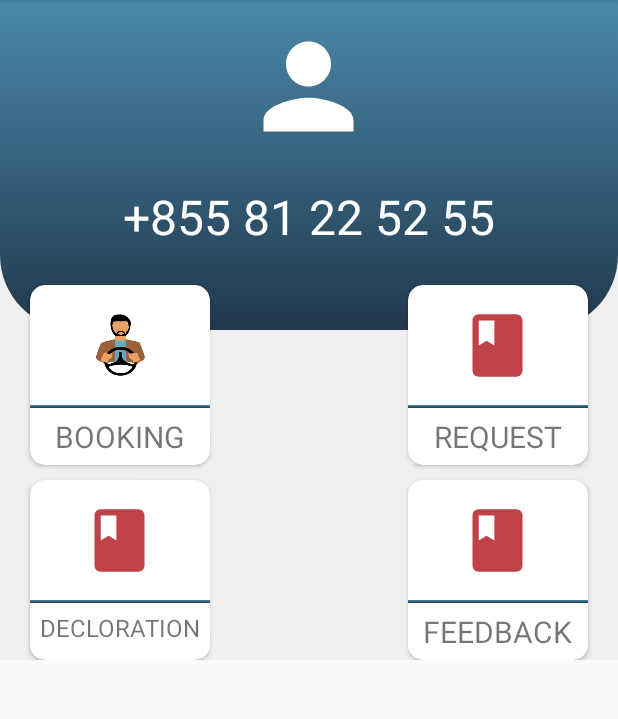
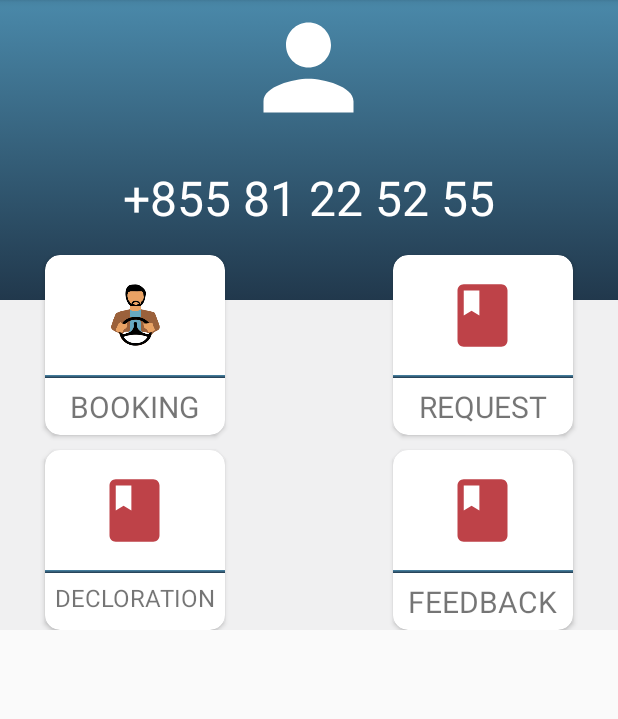
Before and after one commit to VuthyVey/WorkPlease, an Android app: the Homepage screen opened directly, with no data from a screen before it, on a phone screen of 412 x 824 dp, the part 84-803 px from its top. Run offline under Robolectric (Android 15) with nearby library versions, the phone set to English and light mode, and no system bars.

Commit message:
homepage3

```diff
--- a/app/src/main/java/com/example/vuthy/workplease/Homepage.java
+++ b/app/src/main/java/com/example/vuthy/workplease/Homepage.java
@@ -1,13 +1,28 @@
 package com.example.vuthy.workplease;
 
+import android.content.Intent;
 import android.support.v7.app.AppCompatActivity;
 import android.os.Bundle;
+import android.support.v7.widget.CardView;
+import android.view.View;
 
 public class Homepage extends AppCompatActivity {
 
+    private CardView booking;
+    private Intent intent;
     @Override
     protected void onCreate(Bundle savedInstanceState) {
         super.onCreate(savedInstanceState);
         setContentView(R.layout.activity_homepage);
+
+        booking = (CardView) findViewById(R.id.booking_home);
+
+        booking.setOnClickListener(new View.OnClickListener() {
+            @Override
+            public void onClick(View view) {
+                intent = new Intent(Homepage.this, CreateBooking.class);
+                startActivity(intent);
+            }
+        });
     }
 }
--- a/app/src/main/res/layout/activity_homepage.xml
+++ b/app/src/main/res/layout/activity_homepage.xml
@@ -10,6 +10,7 @@
     <ScrollView
         android:layout_width="match_parent"
         android:layout_height="match_parent">
+
         <RelativeLayout
             android:layout_width="match_parent"
             android:layout_height="match_parent"
@@ -18,57 +19,58 @@
 
             <LinearLayout
                 android:layout_width="match_parent"
-            android:layout_height="220dp"
-            android:orientation="vertical"
-            android:background="@drawable/background_homepage">
+                android:layout_height="200dp"
+                android:background="@drawable/background_color"
+                android:orientation="vertical">
 
                 <ImageView
                     android:layout_width="90dp"
                     android:layout_height="90dp"
                     android:layout_gravity="center"
-                android:src="@drawable/ic_person_black_24dp"
-                android:layout_marginTop="10dp"/>
+                    android:src="@drawable/ic_person_black_24dp" />
 
                 <TextView
                     android:layout_width="wrap_content"
                     android:layout_height="wrap_content"
-                android:text="+855 81 22 52 55"
                     android:layout_gravity="center"
                     android:layout_marginTop="20dp"
-                android:textSize="32sp"
-                android:textColor="#ffffff"/>
+                    android:text="+855 81 22 52 55"
+                    android:textColor="#ffffff"
+                    android:textSize="32sp" />
 
             </LinearLayout>
 
             <android.support.v7.widget.CardView
                 android:layout_width="120dp"
                 android:layout_height="120dp"
-            android:layout_marginTop="190dp"
                 android:layout_alignParentStart="true"
-            android:layout_marginHorizontal="20dp"
+                android:layout_marginHorizontal="30dp"
+                android:layout_marginTop="170dp"
                 app:cardCornerRadius="10dp"
-            >
+                android:id="@+id/booking_home">
+
                 <ImageView
                     android:layout_width="50dp"
                     android:layout_height="50dp"
-                android:src="@drawable/book"
                     android:layout_gravity="center_horizontal"
-                android:layout_marginTop="15dp"/>
+                    android:layout_marginTop="15dp"
+                    android:src="@drawable/book" />
+
                 <View
                     android:layout_width="match_parent"
                     android:layout_height="2dp"
                     android:layout_gravity="center_horizontal"
-                android:background="@drawable/background_color"
-                android:layout_marginTop="80dp"/>
+                    android:layout_marginTop="80dp"
+                    android:background="@drawable/background_color" />
 
                 <TextView
                     android:layout_width="wrap_content"
                     android:layout_height="wrap_content"
-                android:text="Booking"
-                android:textSize="20dp"
                     android:layout_gravity="center_horizontal"
                     android:layout_marginTop="87dp"
-                android:textAllCaps="true"/>
+                    android:text="Booking"
+                    android:textAllCaps="true"
+                    android:textSize="20dp" />
 
 
             </android.support.v7.widget.CardView>
@@ -76,35 +78,33 @@
             <android.support.v7.widget.CardView
                 android:layout_width="120dp"
                 android:layout_height="120dp"
-            android:layout_marginTop="190dp"
                 android:layout_alignParentRight="true"
-            android:layout_marginHorizontal="20dp"
+                android:layout_marginHorizontal="30dp"
+                android:layout_marginTop="170dp"
                 app:cardCornerRadius="10dp">
 
                 <ImageView
                     android:layout_width="50dp"
                     android:layout_height="50dp"
-                android:src="@drawable/booking"
                     android:layout_gravity="center_horizontal"
-                android:layout_marginTop="15dp"/>
+                    android:layout_marginTop="15dp"
+                    android:src="@drawable/booking" />
+
                 <View
                     android:layout_width="match_parent"
                     android:layout_height="2dp"
                     android:layout_gravity="center_horizontal"
-                android:background="@drawable/background_color"
-                android:layout_marginTop="80dp"/>
+                    android:layout_marginTop="80dp"
+                    android:background="@drawable/background_color" />
 
                 <TextView
                     android:layout_width="wrap_content"
                     android:layout_height="wrap_content"
-                android:text="Request"
-                android:textSize="20dp"
                     android:layout_gravity="center_horizontal"
                     android:layout_marginTop="87dp"
-                android:textAllCaps="true"/>
-
-
-
+                    android:text="Request"
+                    android:textAllCaps="true"
+                    android:textSize="20dp" />
 
 
             </android.support.v7.widget.CardView>
@@ -112,64 +112,66 @@
             <android.support.v7.widget.CardView
                 android:layout_width="120dp"
                 android:layout_height="120dp"
-            android:layout_marginTop="320dp"
                 android:layout_alignParentStart="true"
-            android:layout_marginHorizontal="20dp"
+                android:layout_marginHorizontal="30dp"
+                android:layout_marginTop="300dp"
                 app:cardCornerRadius="10dp">
 
                 <ImageView
                     android:layout_width="50dp"
                     android:layout_height="50dp"
-                android:src="@drawable/booking"
                     android:layout_gravity="center_horizontal"
-                android:layout_marginTop="15dp"/>
+                    android:layout_marginTop="15dp"
+                    android:src="@drawable/booking" />
+
                 <View
                     android:layout_width="match_parent"
                     android:layout_height="2dp"
                     android:layout_gravity="center_horizontal"
-                android:background="@drawable/background_color"
-                android:layout_marginTop="80dp"/>
+                    android:layout_marginTop="80dp"
+                    android:background="@drawable/background_color" />
 
                 <TextView
                     android:layout_width="wrap_content"
                     android:layout_height="wrap_content"
-                android:text="Decloration"
-                android:textSize="16dp"
                     android:layout_gravity="center_horizontal"
                     android:layout_marginTop="87dp"
-                android:textAllCaps="true"/>
+                    android:text="Decloration"
+                    android:textAllCaps="true"
+                    android:textSize="16dp" />
 
             </android.support.v7.widget.CardView>
 
             <android.support.v7.widget.CardView
                 android:layout_width="120dp"
                 android:layout_height="120dp"
-            android:layout_marginTop="320dp"
                 android:layout_alignParentRight="true"
-            android:layout_marginHorizontal="20dp"
+                android:layout_marginHorizontal="30dp"
+                android:layout_marginTop="300dp"
                 app:cardCornerRadius="10dp">
 
                 <ImageView
                     android:layout_width="50dp"
                     android:layout_height="50dp"
-                android:src="@drawable/booking"
                     android:layout_gravity="center_horizontal"
-                android:layout_marginTop="15dp"/>
+                    android:layout_marginTop="15dp"
+                    android:src="@drawable/booking" />
+
                 <View
                     android:layout_width="match_parent"
                     android:layout_height="2dp"
                     android:layout_gravity="center_horizontal"
-                android:background="@drawable/background_color"
-                android:layout_marginTop="80dp"/>
+                    android:layout_marginTop="80dp"
+                    android:background="@drawable/background_color" />
 
                 <TextView
                     android:layout_width="wrap_content"
                     android:layout_height="wrap_content"
-                android:text="Feedback"
-                android:textSize="20dp"
                     android:layout_gravity="center_horizontal"
                     android:layout_marginTop="87dp"
-                android:textAllCaps="true"/>
+                    android:text="Feedback"
+                    android:textAllCaps="true"
+                    android:textSize="20dp" />
 
             </android.support.v7.widget.CardView>
         </RelativeLayout>
```
Lines whose indentation alone changed are shown as unchanged.
